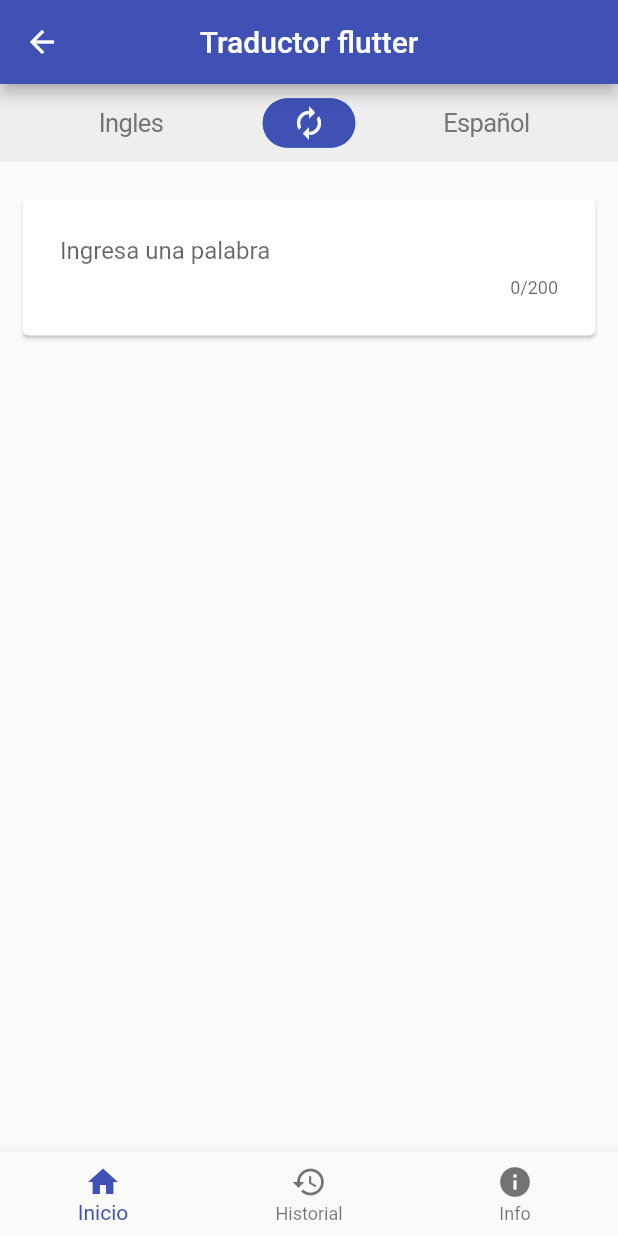
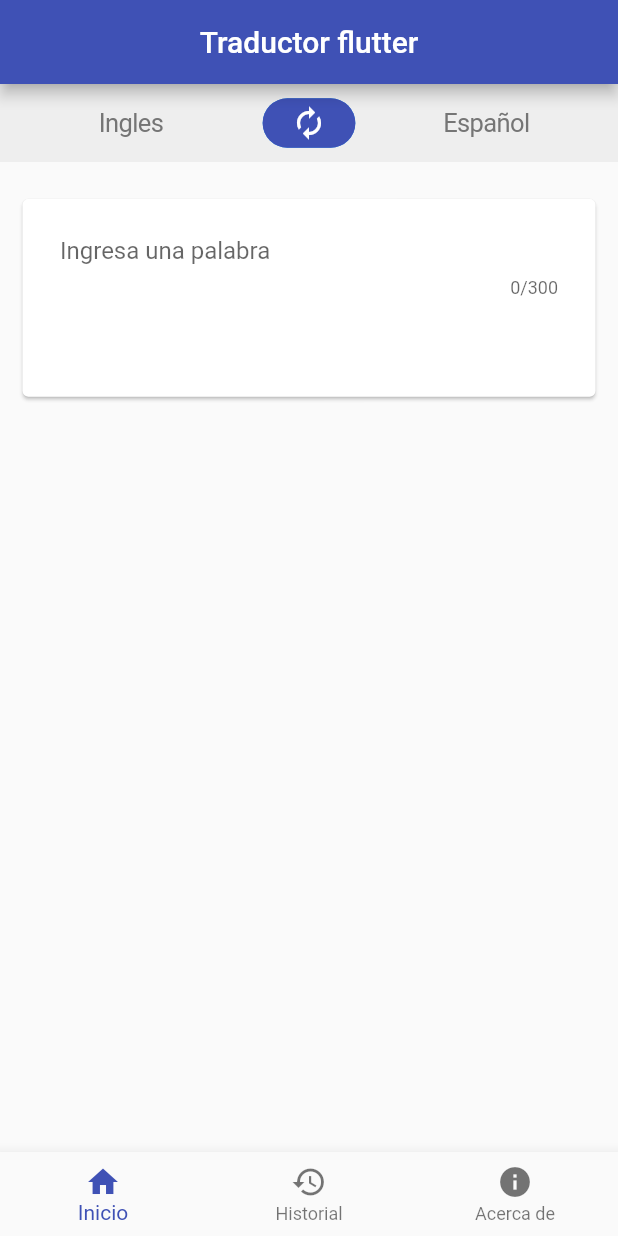
Before and after one commit to DevPianist/flutter_translator, a Flutter app: the PrincipalScreen screen opened directly, after a tap on the "autorenew" icon, on a phone screen of 412 x 824 dp. Run offline on Flutter 3.47's test engine with Material 2 defaults, Android fonts, the phone set to English and light mode, and no system bars; our stand-ins replace share, stream_transform; missing offline and left inert: custom_splash, translator.

Commit message:
update screens

```diff
--- a/lib/blocs/translator_bloc.dart
+++ b/lib/blocs/translator_bloc.dart
@@ -23,8 +23,6 @@ class TranslatorBloc {
     if (text == "Escribiendo...") {
       _controllerText.add(text);
     } else if (text == "" || text.isEmpty || text.length == 0) {
-      print("aea" + text);
-      print("no tiene nada");
       _controllerText.add("");
     } else {
       final translator = GoogleTranslator();
--- a/lib/ui/app.dart
+++ b/lib/ui/app.dart
@@ -1,5 +1,5 @@
 import 'package:flutter/material.dart';
-import './screens/principal_screen.dart';
+import './screens/splash/splash_screen.dart';
 
 class MyApp extends StatelessWidget {
   @override
@@ -12,7 +12,7 @@ class MyApp extends StatelessWidget {
         primaryColor: Colors.indigo,
       ),
       routes: {
-        '/': (context) => PrincipalScreen(),
+        '/': (context) => SplashScreen(),
       },
     );
   }
--- /dev/null
+++ b/lib/ui/screens/about/about_screen.dart
@@ -0,0 +1,14 @@
+import 'package:flutter/material.dart';
+
+class AboutScreen extends StatelessWidget {
+  const AboutScreen({Key key}) : super(key: key);
+
+  @override
+  Widget build(BuildContext context) {
+    return Center(
+      child: Container(
+        child: Text('DevPianist'),
+      ),
+    );
+  }
+}
--- a/lib/ui/screens/history/history_screen.dart
+++ b/lib/ui/screens/history/history_screen.dart
@@ -28,12 +28,12 @@ class _HistoryScreenState extends State<HistoryScreen> {
             ),
             child: ListTile(
               title: Text(
-                "El Lorem Ipsum fue concebido como un textde relleno, formateado de una cierta manera para permitir la presentación de elementos gráficos en documentos, sin necesidad de una copia formal. El uso de  mi",
+                "Hola hermano",
                 style: _styleTitle,
                 textAlign: TextAlign.justify,
               ),
               subtitle: Text(
-                "Lorem Ipsum was conceived as a filler textde, formatted in a certain manner to allow presentation of graphic elements in documents without a formal copy. Using my",
+                "Hi brother",
                 textAlign: TextAlign.justify,
               ),
             ),
--- a/lib/ui/screens/home/home_screen.dart
+++ b/lib/ui/screens/home/home_screen.dart
@@ -3,7 +3,7 @@ import 'package:flutter/cupertino.dart';
 import 'package:flutter/material.dart';
 import 'package:stream_transform/stream_transform.dart';
 import '../../../blocs/translator_bloc.dart';
-import '../../../ui/widgets/home/result_card.dart';
+import '../../widgets/home/result_card.dart';
 import '../../../util/responsive.dart';
 
 class HomeScreen extends StatefulWidget {
@@ -50,8 +50,6 @@ class _HomeScreenState extends State<HomeScreen> {
 
   @override
   Widget build(BuildContext context) {
-    print("build");
-
     FlatButton _changeLang = FlatButton(
       splashColor: Colors.grey[200],
       color: Colors.indigo,
@@ -71,15 +69,14 @@ class _HomeScreenState extends State<HomeScreen> {
       },
     );
     Container inputText = Container(
+      height: _size.height() * 0.16,
       padding: const EdgeInsets.all(25.0),
       child: TextField(
         textAlign: TextAlign.justify,
         minLines: 1,
-        maxLines: 6,
+        maxLines: 7,
         textCapitalization: TextCapitalization.sentences,
         onChanged: (string) {
-          print(string);
-          print(string.length.toString());
           if (string.length == 1) {
             translating = false;
             translatorBLoC.translator("Escribiendo...");
@@ -94,7 +91,7 @@ class _HomeScreenState extends State<HomeScreen> {
         },
         autocorrect: false,
         style: TextStyle(fontSize: 16.0),
-        maxLength: 200,
+        maxLength: 300,
         decoration: InputDecoration.collapsed(hintText: "Ingresa una palabra"),
       ),
     );
--- a/lib/ui/screens/principal_screen.dart
+++ b/lib/ui/screens/principal/principal_screen.dart
@@ -1,6 +1,7 @@
 import 'package:flutter/material.dart';
-import '../../ui/screens/history/history_screen.dart';
-import '../../ui/screens/home/home_screen.dart';
+import '../home/home_screen.dart';
+import '../history/history_screen.dart';
+import '../about/about_screen.dart';
 
 class PrincipalScreen extends StatefulWidget {
   @override
@@ -12,7 +13,7 @@ class _PrincipalScreenState extends State<PrincipalScreen> {
   static List<Widget> _widgetOptions = <Widget>[
     HomeScreen(),
     HistoryScreen(),
-    Center(child: Text('Info')),
+    AboutScreen(),
   ];
   final _bottomNavigationBarItems = const <BottomNavigationBarItem>[
     BottomNavigationBarItem(
@@ -25,7 +26,7 @@ class _PrincipalScreenState extends State<PrincipalScreen> {
     ),
     BottomNavigationBarItem(
       icon: Icon(Icons.info),
-      title: Text('Info'),
+      title: Text('Acerca de'),
     ),
   ];
 
--- a/pubspec.yaml
+++ b/pubspec.yaml
@@ -14,6 +14,7 @@ dependencies:
   share: ^0.6.3+6
   translator: ^0.1.4
   stream_transform: ^1.2.0
+  custom_splash: ^0.0.2
   cupertino_icons: ^0.1.2
 
 dev_dependencies:
@@ -33,8 +34,8 @@ flutter:
   uses-material-design: true
 
   # To add assets to your application, add an assets section, like this:
-  # assets:
-  #  - images/a_dot_burr.jpeg
+  assets:
+   - assets/
   #  - images/a_dot_ham.jpeg
 
   # An image asset can refer to one or more resolution-specific "variants", see
```
Also changed, not shown: lib/ui/screens/splash/splash_screen.dart (+22 -0 lines), assets/logo.png (added), pubspec.lock.
